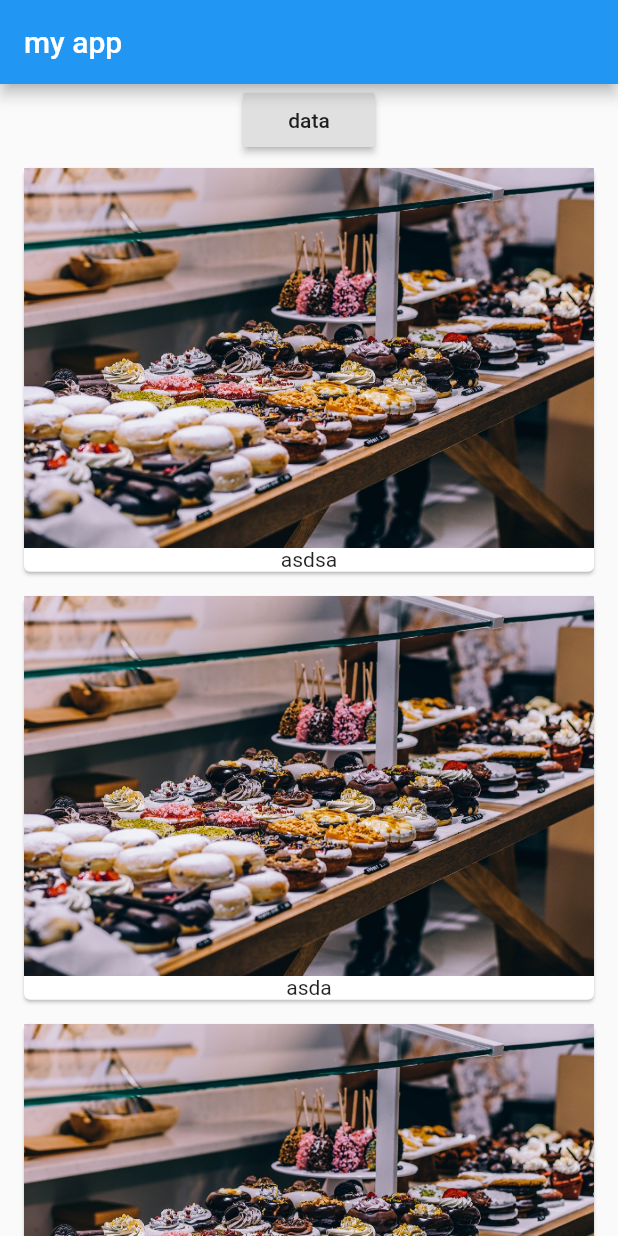
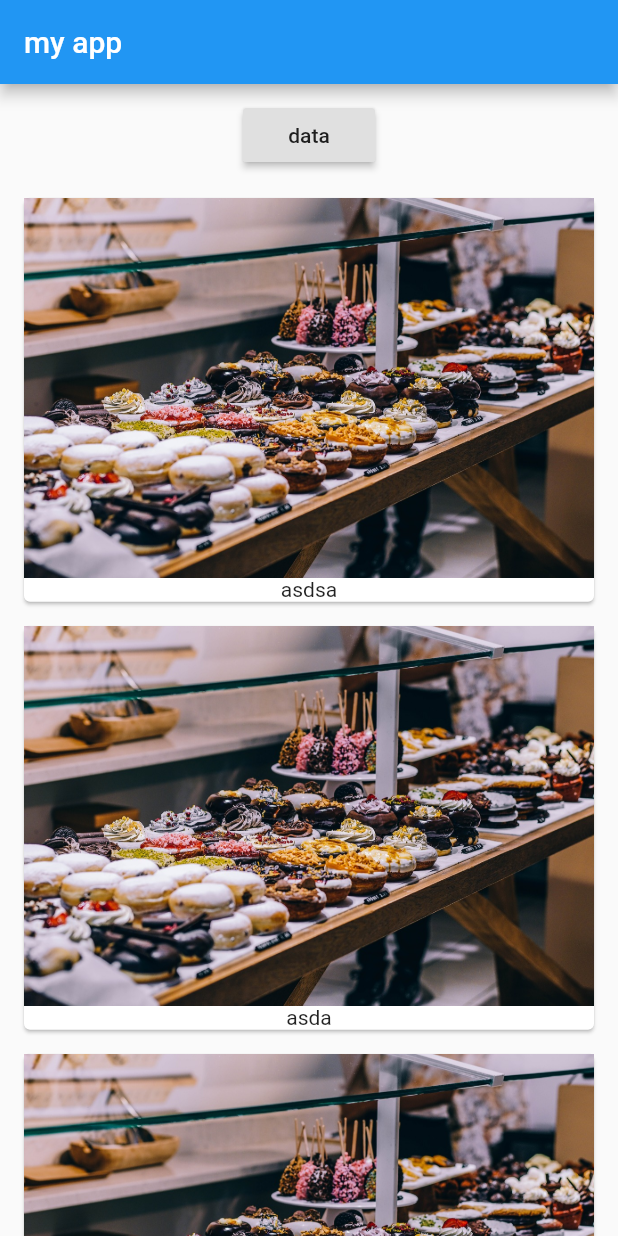
Before and after one commit to dostdar/list_app, a Flutter app: the screen it shows after launch, after a tap on "data", on a phone screen of 412 x 824 dp. Run offline on Flutter 3.47's test engine with Material 2 defaults, Android fonts, the phone set to English and light mode, and no system bars.

Commit message:
third save

```diff
--- /dev/null
+++ b/lib/product_control.dart
@@ -0,0 +1,15 @@
+import 'package:flutter/material.dart';
+
+class ProductControl extends StatelessWidget {
+  ProductControl(this.addProduct);
+  final Function addProduct;
+  @override
+  Widget build(BuildContext context) {
+    return RaisedButton(
+              child: Text("data"),
+              onPressed: () {
+                addProduct("sweet");
+              },
+            );
+  }
+}
--- a/lib/product_maneger.dart
+++ b/lib/product_maneger.dart
@@ -1,4 +1,5 @@
 import 'package:flutter/material.dart';
+import 'package:wooow/product_control.dart';
 import './products.dart';
 
 class ProudctManager extends StatefulWidget {
@@ -9,34 +10,31 @@ class ProudctManager extends StatefulWidget {
 }
 
 class _ProudctManagerState extends State<ProudctManager> {
-
   List<String> list = ["asdsa", "asda"];
 
-@override
+  @override
   void initState() {
     list.add(widget.first);
     super.initState();
   }
 
+  void addProduct(String product) {
+    setState(() {
+      list.add("value");
+    });
+  }
+
   @override
   Widget build(BuildContext context) {
-    return ListView(
-      children: <Widget>[
-        Column(
-          children: <Widget>[
-            RaisedButton(
-              child: Text("data"),
-              onPressed: () {
-                setState(() {
-                  list.add("value");
-                });
-              },
-            ),
-            Container(
-              child: Products(list: list),
-            )
-          ],
+    return Column(
+      children: [
+        Container(
+          margin: EdgeInsets.all(10.0),
+          child: ProductControl(addProduct),
         ),
+        Expanded(
+          child: Products(list: list),
+        )
       ],
     );
   }
--- a/lib/products.dart
+++ b/lib/products.dart
@@ -1,4 +1,5 @@
 import 'package:flutter/material.dart';
+
 class Products extends StatelessWidget {
   const Products({
     Key key,
@@ -9,19 +10,19 @@ class Products extends StatelessWidget {
 
   @override
   Widget build(BuildContext context) {
-    return Column(
-      children:
-        list.map((element) => Card(
+    return ListView.builder(
+      itemCount: list.length,
+      itemBuilder: (BuildContext context, int index) {
+        return Card(
                   margin: EdgeInsets.symmetric(horizontal: 16.0, vertical: 8.0),
                   child: Column(
                     children: <Widget>[
                       Image.asset("assets/food.jpeg"),
-        Text(element)
+                      Text(list[index])
                     ],
                   ),
-                )
-                 ).toList()
+                );
+      },);
 
-    );
   }
 }
```
Lines whose indentation alone changed are shown as unchanged.
